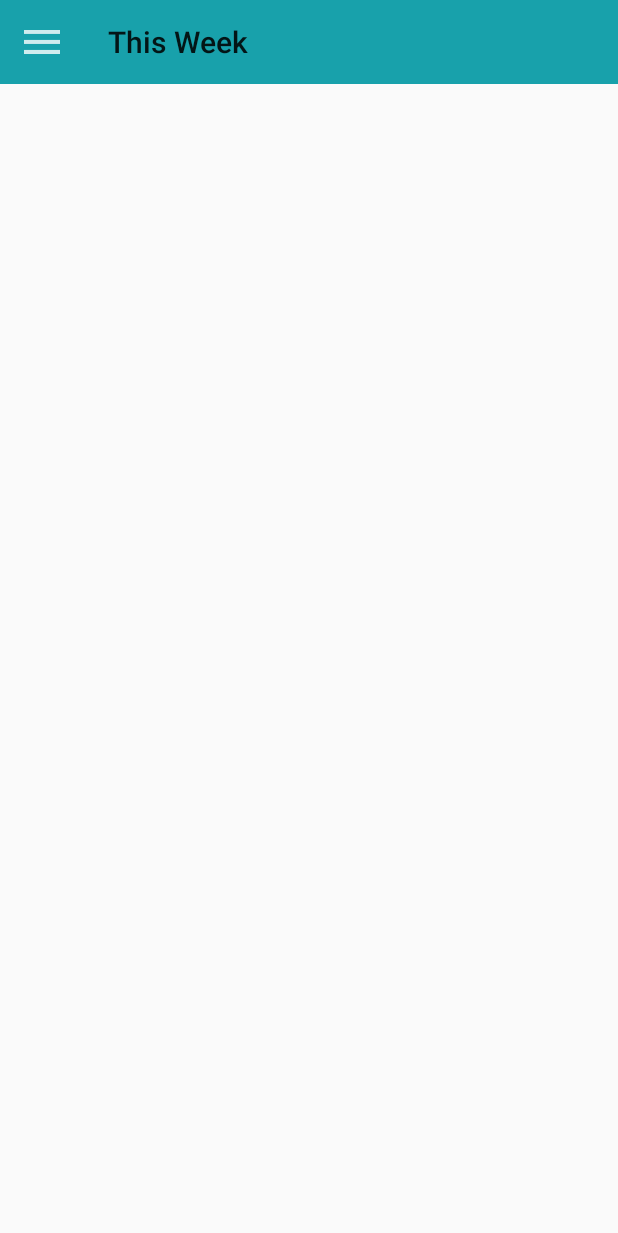
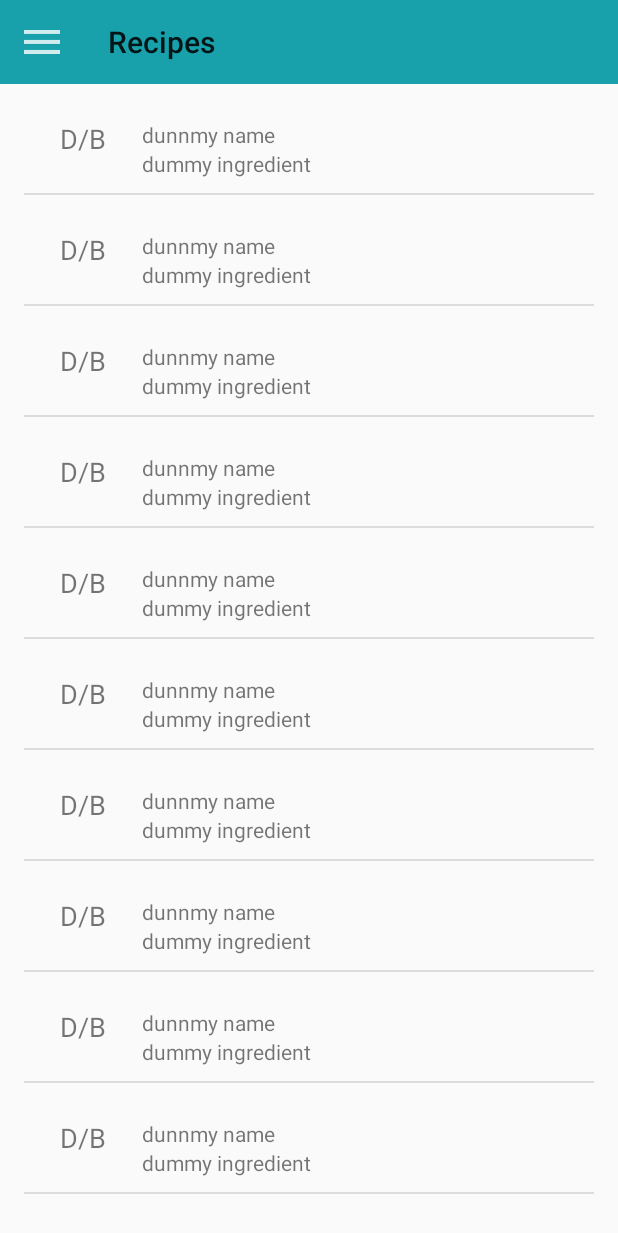
Before and after one commit to sandarumk/DailyDish, an Android app: the screen it shows after launch (MainActivity), in the side drawer, after a tap on "Recipes", on a phone screen of 412 x 824 dp. Shown: the top 1233 px of the screen. Run offline under Robolectric (Android 15) with nearby library versions, the phone set to English and light mode, and no system bars; our stand-ins replace FlexboxLayout, Room's generated code; libraries missing offline, so code that uses them is left out: com.squareup.leakcanary; 16 statements that could not run were skipped.

Commit message:
Add Recipe List UI with Dummy data
- Recipe List Fragment
- Dummy recipes
- UI for the Recipe List Fragment

```diff
--- a/app/src/main/java/com/udacity/sandarumk/dailydish/activities/MainActivity.java
+++ b/app/src/main/java/com/udacity/sandarumk/dailydish/activities/MainActivity.java
@@ -12,6 +12,7 @@ import android.support.v7.widget.Toolbar;
 import android.view.MenuItem;
 
 import com.udacity.sandarumk.dailydish.R;
+import com.udacity.sandarumk.dailydish.fragments.RecipeListFragment;
 import com.udacity.sandarumk.dailydish.fragments.SettingsFragment;
 import com.udacity.sandarumk.dailydish.fragments.ThisWeekFragment;
 
@@ -77,6 +78,10 @@ public class MainActivity extends AppCompatActivity{
                 setTitle(R.string.this_week);
                 newFragment = new ThisWeekFragment();
                 break;
+            case R.id.recipes:
+                setTitle("Recipes");
+                newFragment = RecipeListFragment.newInstance(1);
+                break;
             default:
                 newFragment = new Fragment();
                 break;
--- /dev/null
+++ b/app/src/main/java/com/udacity/sandarumk/dailydish/adapters/RecipeListAdapter.java
@@ -0,0 +1,79 @@
+package com.udacity.sandarumk.dailydish.adapters;
+
+import android.support.v7.widget.RecyclerView;
+import android.view.LayoutInflater;
+import android.view.View;
+import android.view.ViewGroup;
+import android.widget.TextView;
+
+import com.udacity.sandarumk.dailydish.R;
+import com.udacity.sandarumk.dailydish.datamodel.Recipe;
+import com.udacity.sandarumk.dailydish.fragments.RecipeListFragment.OnListFragmentInteractionListener;
+import com.udacity.sandarumk.dailydish.fragments.dummy.DummyContent.DummyItem;
+
+import java.util.List;
+
+/**
+ * {@link RecyclerView.Adapter} that can display a {@link DummyItem} and makes a call to the
+ * specified {@link OnListFragmentInteractionListener}.
+ * TODO: Replace the implementation with code for your data type.
+ */
+public class RecipeListAdapter extends RecyclerView.Adapter<RecipeListAdapter.ViewHolder> {
+
+    private final List<Recipe> mValues;
+    private final OnListFragmentInteractionListener mListener;
+
+    public RecipeListAdapter(List<Recipe> items, OnListFragmentInteractionListener listener) {
+        mValues = items;
+        mListener = listener;
+    }
+
+    @Override
+    public ViewHolder onCreateViewHolder(ViewGroup parent, int viewType) {
+        View view = LayoutInflater.from(parent.getContext())
+                .inflate(R.layout.fragment_recipe, parent, false);
+        return new ViewHolder(view);
+    }
+
+    @Override
+    public void onBindViewHolder(final ViewHolder holder, int position) {
+        holder.mItem = mValues.get(position);
+        holder.mIdView.setText(mValues.get(position).getRecipeName());
+        holder.mContentView.setText(mValues.get(position).getRecipeNotes());
+
+        holder.mView.setOnClickListener(new View.OnClickListener() {
+            @Override
+            public void onClick(View v) {
+                if (null != mListener) {
+                    // Notify the active callbacks interface (the activity, if the
+                    // fragment is attached to one) that an item has been selected.
+                    mListener.onListFragmentInteraction(holder.mItem);
+                }
+            }
+        });
+    }
+
+    @Override
+    public int getItemCount() {
+        return mValues.size();
+    }
+
+    public class ViewHolder extends RecyclerView.ViewHolder {
+        public final View mView;
+        public final TextView mIdView;
+        public final TextView mContentView;
+        public Recipe mItem;
+
+        public ViewHolder(View view) {
+            super(view);
+            mView = view;
+            mIdView = (TextView) view.findViewById(R.id.recipe_name);
+            mContentView = (TextView) view.findViewById(R.id.recipe_ingredients);
+        }
+
+        @Override
+        public String toString() {
+            return super.toString() + " '" + mContentView.getText() + "'";
+        }
+    }
+}
--- /dev/null
+++ b/app/src/main/java/com/udacity/sandarumk/dailydish/fragments/RecipeListFragment.java
@@ -0,0 +1,115 @@
+package com.udacity.sandarumk.dailydish.fragments;
+
+import android.content.Context;
+import android.os.Bundle;
+import android.support.v4.app.Fragment;
+import android.support.v7.widget.DividerItemDecoration;
+import android.support.v7.widget.GridLayoutManager;
+import android.support.v7.widget.LinearLayoutManager;
+import android.support.v7.widget.RecyclerView;
+import android.view.LayoutInflater;
+import android.view.View;
+import android.view.ViewGroup;
+
+import com.udacity.sandarumk.dailydish.R;
+import com.udacity.sandarumk.dailydish.adapters.RecipeListAdapter;
+import com.udacity.sandarumk.dailydish.datamodel.Recipe;
+import com.udacity.sandarumk.dailydish.fragments.dummy.DummyContent;
+
+/**
+ * A fragment representing a list of Items.
+ * <p/>
+ * Activities containing this fragment MUST implement the {@link OnListFragmentInteractionListener}
+ * interface.
+ */
+public class RecipeListFragment extends Fragment {
+
+    // TODO: Customize parameter argument names
+    private static final String ARG_COLUMN_COUNT = "column-count";
+    // TODO: Customize parameters
+    private int mColumnCount = 1;
+    private OnListFragmentInteractionListener mListener;
+
+    /**
+     * Mandatory empty constructor for the fragment manager to instantiate the
+     * fragment (e.g. upon screen orientation changes).
+     */
+    public RecipeListFragment() {
+    }
+
+    // TODO: Customize parameter initialization
+    @SuppressWarnings("unused")
+    public static RecipeListFragment newInstance(int columnCount) {
+        RecipeListFragment fragment = new RecipeListFragment();
+        Bundle args = new Bundle();
+        args.putInt(ARG_COLUMN_COUNT, columnCount);
+        fragment.setArguments(args);
+        return fragment;
+    }
+
+    @Override
+    public void onCreate(Bundle savedInstanceState) {
+        super.onCreate(savedInstanceState);
+
+        if (getArguments() != null) {
+            mColumnCount = getArguments().getInt(ARG_COLUMN_COUNT);
+        }
+    }
+
+    @Override
+    public View onCreateView(LayoutInflater inflater, ViewGroup container,
+                             Bundle savedInstanceState) {
+        View view = inflater.inflate(R.layout.fragment_recipe_list, container, false);
+
+        // Set the adapter
+        if (view instanceof RecyclerView) {
+            Context context = view.getContext();
+            RecyclerView recyclerView = (RecyclerView) view;
+            if (mColumnCount <= 1) {
+                recyclerView.setLayoutManager(new LinearLayoutManager(context));
+            } else {
+                recyclerView.setLayoutManager(new GridLayoutManager(context, mColumnCount));
+            }
+            recyclerView.setAdapter(new RecipeListAdapter(DummyContent.ITEMS, mListener));
+            DividerItemDecoration dividerItemDecoration = new DividerItemDecoration(recyclerView.getContext(),
+                    DividerItemDecoration.VERTICAL);
+            recyclerView.addItemDecoration(dividerItemDecoration);
+        }
+
+
+        return view;
+    }
+
+
+    @Override
+    public void onAttach(Context context) {
+        super.onAttach(context);
+        if (context instanceof OnListFragmentInteractionListener) {
+            mListener = (OnListFragmentInteractionListener) context;
+        } else {
+//            throw new RuntimeException(context.toString()
+//                    + " must implement OnListFragmentInteractionListener");
+        }
+    }
+
+    @Override
+    public void onDetach() {
+        super.onDetach();
+        mListener = null;
+    }
+
+    /**
+     * This interface must be implemented by activities that contain this
+     * fragment to allow an interaction in this fragment to be communicated
+     * to the activity and potentially other fragments contained in that
+     * activity.
+     * <p/>
+     * See the Android Training lesson <a href=
+     * "http://developer.android.com/training/basics/fragments/communicating.html"
+     * >Communicating with Other Fragments</a> for more information.
+     */
+    public interface OnListFragmentInteractionListener {
+        // TODO: Update argument type and name
+        void onListFragmentInteraction(Recipe item);
+    }
+}
--- a/app/src/main/java/com/udacity/sandarumk/dailydish/fragments/ThisWeekFragment.java
+++ b/app/src/main/java/com/udacity/sandarumk/dailydish/fragments/ThisWeekFragment.java
@@ -70,8 +70,20 @@ public class ThisWeekFragment extends Fragment {
                 .dinner(dinner)
                 .build();
 
-        TempObject[] myDataset = new TempObject[1];
+        String date2 = "1st July, 2018 - Tuesday";
+        String[] breakfast2 = {"bread", "jam"};
+        String[] lunch2 = {"rice", "egg"};
+        String[] dinner2 = {"pasta"};
+        TempObject objectToPass2 = TempObject.builder()
+                .date(date2)
+                .breakfast(breakfast2)
+                .lunch(lunch2)
+                .dinner(dinner2)
+                .build();
+
+        TempObject[] myDataset = new TempObject[2];
         myDataset[0] = objectToPass;
+        myDataset[1] = objectToPass2;
         mAdapter = new DayAdapter(myDataset);
 
         mRecyclerView.setAdapter(mAdapter);
--- /dev/null
+++ b/app/src/main/java/com/udacity/sandarumk/dailydish/fragments/dummy/DummyContent.java
@@ -0,0 +1,81 @@
+package com.udacity.sandarumk.dailydish.fragments.dummy;
+
+import com.udacity.sandarumk.dailydish.datamodel.Recipe;
+
+import java.util.ArrayList;
+import java.util.HashMap;
+import java.util.List;
+import java.util.Map;
+
+/**
+ * Helper class for providing sample content for user interfaces created by
+ * Android template wizards.
+ * <p>
+ * TODO: Replace all uses of this class before publishing your app.
+ */
+public class DummyContent {
+
+    /**
+     * An array of sample (dummy) items.
+     */
+    public static final List<Recipe> ITEMS = new ArrayList<Recipe>();
+
+    /**
+     * A map of sample (dummy) items, by ID.
+     */
+    public static final Map<String, Recipe> ITEM_MAP = new HashMap<String, Recipe>();
+
+    private static final int COUNT = 25;
+
+    static {
+        // Add some sample items.
+        for (int i = 1; i <= COUNT; i++) {
+            addItem(createDummyItem(i));
+        }
+    }
+
+    private static void addItem(Recipe item) {
+        ITEMS.add(item);
+        ITEM_MAP.put(item.getRecipeName(), item);
+    }
+
+    private static Recipe createDummyItem(int position) {
+        Recipe dummyRecipe = new Recipe();
+        dummyRecipe.setId(0+position);
+        dummyRecipe.setRecipeName("Dummy Recipe"+position);
+        dummyRecipe.setMealTime(7);
+        dummyRecipe.setRecipeNotes("Dummy Recipe Notes");
+        dummyRecipe.setRecipeSteps("Step 1");
+
+        return dummyRecipe;
+    }
+
+    private static String makeDetails(int position) {
+        StringBuilder builder = new StringBuilder();
+        builder.append("Details about Item: ").append(position);
+        for (int i = 0; i < position; i++) {
+            builder.append("\nMore details information here.");
+        }
+        return builder.toString();
+    }
+
+    /**
+     * A dummy item representing a piece of content.
+     */
+    public static class DummyItem {
+        public final String id;
+        public final String content;
+        public final String details;
+
+        public DummyItem(String id, String content, String details) {
+            this.id = id;
+            this.content = content;
+            this.details = details;
+        }
+
+        @Override
+        public String toString() {
+            return content;
+        }
+    }
+}
--- /dev/null
+++ b/app/src/main/res/layout/fragment_recipe.xml
@@ -0,0 +1,36 @@
+<?xml version="1.0" encoding="utf-8"?>
+<RelativeLayout xmlns:android="http://schemas.android.com/apk/res/android"
+    android:layout_width="match_parent"
+    android:layout_height="wrap_content"
+    android:padding="8dp">
+
+    <TextView
+        android:id="@+id/meal_time"
+        android:layout_width="wrap_content"
+        android:layout_height="wrap_content"
+        android:layout_alignParentLeft="true"
+        android:layout_alignParentTop="true"
+        android:layout_marginLeft="4dp"
+        android:layout_margin="16dp"
+        android:text="D/B"
+        android:textSize="18sp"
+        />
+
+    <TextView
+        android:id="@+id/recipe_name"
+        android:layout_width="match_parent"
+        android:layout_height="wrap_content"
+        android:text="dunnmy name"
+        android:layout_alignTop="@+id/meal_time"
+        android:layout_toRightOf="@+id/meal_time"
+        android:layout_marginLeft="8dp"
+        />
+
+    <TextView
+        android:id="@+id/recipe_ingredients"
+        android:layout_width="wrap_content"
+        android:layout_height="wrap_content"
+        android:text="dummy ingredient"
+        android:layout_below="@+id/recipe_name"
+        android:layout_alignLeft="@id/recipe_name"/>
+</RelativeLayout>
--- /dev/null
+++ b/app/src/main/res/layout/fragment_recipe_list.xml
@@ -0,0 +1,13 @@
+<?xml version="1.0" encoding="utf-8"?>
+<android.support.v7.widget.RecyclerView xmlns:android="http://schemas.android.com/apk/res/android"
+    xmlns:app="http://schemas.android.com/apk/res-auto"
+    xmlns:tools="http://schemas.android.com/tools"
+    android:id="@+id/list"
+    android:name="com.udacity.sandarumk.dailydish.fragments.RecipeListFragment"
+    android:layout_width="match_parent"
+    android:layout_height="match_parent"
+    android:layout_marginLeft="16dp"
+    android:layout_marginRight="16dp"
+    app:layoutManager="LinearLayoutManager"
+    tools:context=".fragments.RecipeListFragment"
+    tools:listitem="@layout/fragment_recipe" />
--- /dev/null
+++ b/app/src/main/res/values/dimens.xml
@@ -0,0 +1,4 @@
+<?xml version="1.0" encoding="utf-8"?>
+<resources>
+    <dimen name="text_margin">16dp</dimen>
+</resources>
```
Also changed, not shown: app/src/main/java/com/udacity/sandarumk/dailydish/adapters/DayAdapter.java (+14 -0 lines), app/src/main/res/layout/this_week_card_layout.xml (+24 -0 lines).
